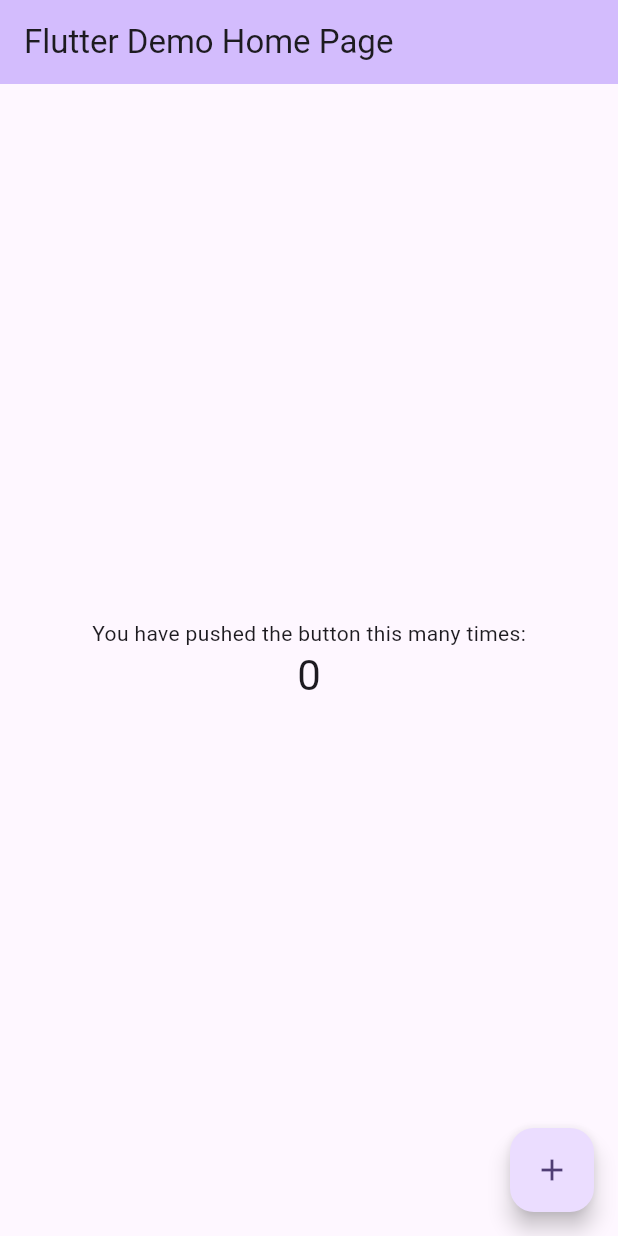
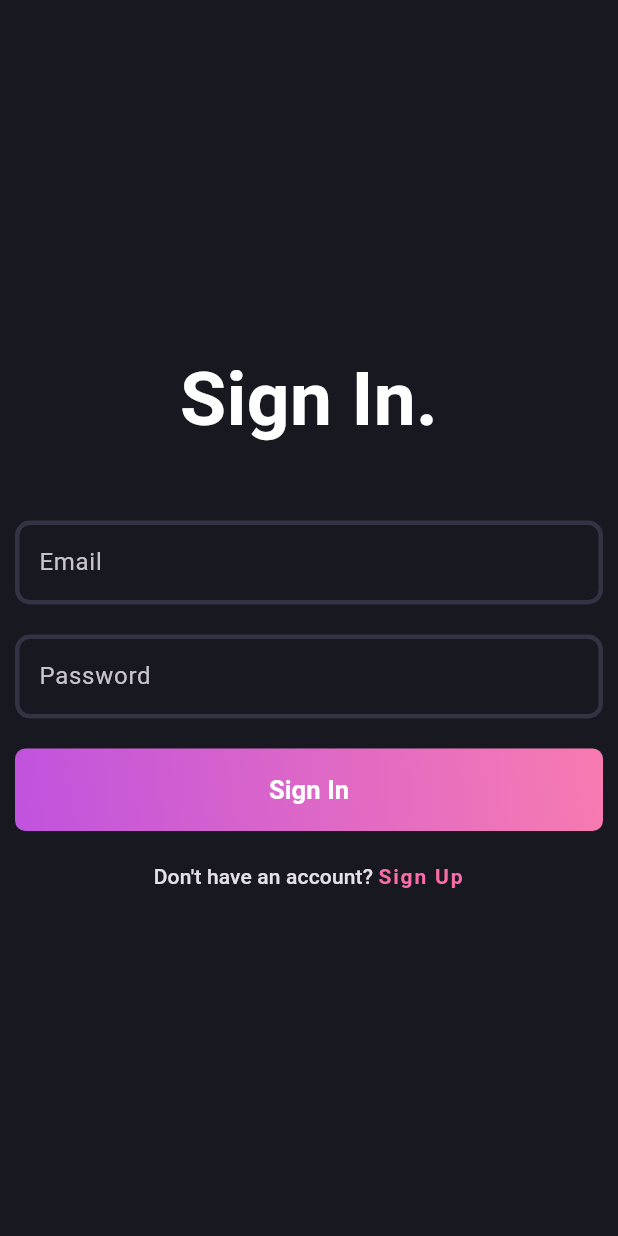
Before and after one commit to Vivek-04022001/blog_app, a Flutter app: the screen it shows after launch, on a phone screen of 412 x 824 dp. Run offline on Flutter 3.47's test engine with Material 3 defaults, Android fonts, the phone set to English and light mode, and no system bars.

Commit message:
login and sign up screen created (representation layer)

```diff
--- /dev/null
+++ b/lib/core/theme/app_pallete.dart
@@ -0,0 +1,13 @@
+import 'package:flutter/material.dart';
+
+class AppPallete {
+  static const Color backgroundColor = Color.fromRGBO(24, 24, 32, 1);
+  static const Color gradient1 = Color.fromRGBO(187, 63, 221, 1);
+  static const Color gradient2 = Color.fromRGBO(251, 109, 169, 1);
+  static const Color gradient3 = Color.fromRGBO(255, 159, 124, 1);
+  static const Color borderColor = Color.fromRGBO(52, 51, 67, 1);
+  static const Color whiteColor = Colors.white;
+  static const Color greyColor = Colors.grey;
+  static const Color errorColor = Colors.redAccent;
+  static const Color transparentColor = Colors.transparent;
+}
--- /dev/null
+++ b/lib/core/theme/theme.dart
@@ -0,0 +1,24 @@
+import 'package:blog_app/core/theme/app_pallete.dart';
+import 'package:flutter/material.dart';
+
+class AppTheme {
+  static _border({Color color = AppPallete.borderColor}) => OutlineInputBorder(
+    borderRadius: BorderRadius.circular(10),
+    borderSide: BorderSide(color: color, width: 3),
+  );
+  static final darkThemeMode = ThemeData.dark().copyWith(
+    scaffoldBackgroundColor: AppPallete.backgroundColor,
+    appBarTheme: AppBarTheme(
+      backgroundColor: AppPallete.backgroundColor,
+
+      elevation: 0,
+    ),
+    textSelectionTheme: const TextSelectionThemeData(
+      cursorColor: AppPallete.whiteColor,
+    ),
+    inputDecorationTheme: InputDecorationTheme(
+      enabledBorder: _border(),
+      focusedBorder: _border(color: AppPallete.gradient2),
+    ),
+  );
+}
--- /dev/null
+++ b/lib/features/auth/presentation/pages/login_page.dart
@@ -0,0 +1,81 @@
+import 'package:blog_app/core/theme/app_pallete.dart';
+import 'package:blog_app/features/auth/presentation/pages/signup_page.dart';
+import 'package:blog_app/features/auth/presentation/widgets/auth_field.dart';
+import 'package:blog_app/features/auth/presentation/widgets/auth_gradient_button.dart';
+import 'package:flutter/material.dart';
+
+class LoginPage extends StatefulWidget {
+  static route() => MaterialPageRoute(builder: (context) => LoginPage());
+  const LoginPage({super.key});
+
+  @override
+  State<LoginPage> createState() => _LoginPageState();
+}
+
+class _LoginPageState extends State<LoginPage> {
+  final GlobalKey<FormState> _formKey = GlobalKey<FormState>();
+  final TextEditingController _emailController = TextEditingController();
+  final TextEditingController _passwordController = TextEditingController();
+
+  final bool _isObscureText = true;
+
+  @override
+  void dispose() {
+    _emailController.dispose();
+    _passwordController.dispose();
+    super.dispose();
+  }
+
+  @override
+  Widget build(BuildContext context) {
+    return Scaffold(
+      body: Padding(
+        padding: const EdgeInsets.all(10.0),
+        child: Form(
+          key: _formKey,
+          child: Column(
+            spacing: 20,
+            mainAxisAlignment: MainAxisAlignment.center,
+            children: [
+              Text(
+                'Sign In.',
+                style: TextStyle(
+                  fontWeight: FontWeight.bold,
+                  fontSize: 50,
+                  color: Colors.white,
+                ),
+              ),
+              SizedBox(height: 5),
+              AuthField(hintText: 'Email', controller: _emailController),
+              AuthField(
+                hintText: 'Password',
+                controller: _passwordController,
+                isObscureText: _isObscureText,
+              ),
+              AuthGradientButton(buttonText: 'Sign In'),
+              GestureDetector(
+                onTap: () => Navigator.push(context, SignupPage.route()),
+                child: RichText(
+                  text: TextSpan(
+                    text: 'Don\'t have an account? ',
+                    style: Theme.of(context).textTheme.titleSmall,
+                    children: [
+                      TextSpan(
+                        text: 'Sign Up',
+                        style: Theme.of(context).textTheme.titleSmall?.copyWith(
+                          color: AppPallete.gradient2,
+                          fontWeight: FontWeight.bold,
+                          letterSpacing: 1.23,
+                        ),
+                      ),
+                    ],
+                  ),
+                ),
+              ),
+            ],
+          ),
+        ),
+      ),
+    );
+  }
+}
--- /dev/null
+++ b/lib/features/auth/presentation/widgets/auth_field.dart
@@ -0,0 +1,28 @@
+import 'package:flutter/material.dart';
+
+class AuthField extends StatelessWidget {
+  final String hintText;
+  final TextEditingController controller;
+  final bool isObscureText;
+  const AuthField({
+    super.key,
+    required this.hintText,
+    required this.controller,
+    this.isObscureText = false,
+  });
+
+  @override
+  Widget build(BuildContext context) {
+    return TextFormField(
+      controller: controller,
+      decoration: InputDecoration(hintText: hintText),
+      validator: (value) {
+        if (value!.isEmpty) {
+          return "$hintText is missing!";
+        }
+        return null;
+      },
+      obscureText: isObscureText,
+    );
+  }
+}
--- /dev/null
+++ b/lib/features/auth/presentation/widgets/auth_gradient_button.dart
@@ -0,0 +1,38 @@
+import 'package:blog_app/core/theme/app_pallete.dart';
+import 'package:flutter/material.dart';
+
+class AuthGradientButton extends StatelessWidget {
+  final String buttonText;
+  const AuthGradientButton({super.key, required this.buttonText});
+
+  @override
+  Widget build(BuildContext context) {
+    return Container(
+      decoration: BoxDecoration(
+        gradient: LinearGradient(
+          colors: [AppPallete.gradient1, AppPallete.gradient2],
+          begin: Alignment.bottomLeft,
+          end: Alignment.topRight,
+        ),
+        borderRadius: BorderRadius.circular(7),
+      ),
+      child: ElevatedButton(
+        onPressed: null,
+        style: ElevatedButton.styleFrom(
+          fixedSize: Size(395, 55),
+          backgroundColor: AppPallete.transparentColor,
+          shadowColor: AppPallete.transparentColor,
+          shape: RoundedRectangleBorder(borderRadius: BorderRadius.circular(7)),
+        ),
+        child: Text(
+          buttonText,
+          style: TextStyle(
+            fontSize: 17,
+            fontWeight: FontWeight.w600,
+            color: AppPallete.whiteColor,
+          ),
+        ),
+      ),
+    );
+  }
+}
--- a/lib/main.dart
+++ b/lib/main.dart
@@ -1,3 +1,6 @@
+import 'package:blog_app/core/theme/theme.dart';
+import 'package:blog_app/features/auth/presentation/pages/login_page.dart';
+import 'package:blog_app/features/auth/presentation/pages/signup_page.dart';
 import 'package:flutter/material.dart';
 
 void main() {
@@ -11,112 +14,10 @@ class MyApp extends StatelessWidget {
   @override
   Widget build(BuildContext context) {
     return MaterialApp(
+      debugShowCheckedModeBanner: false,
       title: 'Flutter Demo',
-      theme: ThemeData(
-        // This is the theme of your application.
-        //
-        // TRY THIS: Try running your application with "flutter run". You'll see
-        // the application has a purple toolbar. Then, without quitting the app,
-        // try changing the seedColor in the colorScheme below to Colors.green
-        // and then invoke "hot reload" (save your changes or press the "hot
-        // reload" button in a Flutter-supported IDE, or press "r" if you used
-        // the command line to start the app).
-        //
-        // Notice that the counter didn't reset back to zero; the application
-        // state is not lost during the reload. To reset the state, use hot
-        // restart instead.
-        //
-        // This works for code too, not just values: Most code changes can be
-        // tested with just a hot reload.
-        colorScheme: ColorScheme.fromSeed(seedColor: Colors.deepPurple),
-      ),
-      home: const MyHomePage(title: 'Flutter Demo Home Page'),
+      theme: AppTheme.darkThemeMode,
+      home: LoginPage(),
     );
   }
 }
-
-class MyHomePage extends StatefulWidget {
-  const MyHomePage({super.key, required this.title});
-
-  // This widget is the home page of your application. It is stateful, meaning
-  // that it has a State object (defined below) that contains fields that affect
-  // how it looks.
-
-  // This class is the configuration for the state. It holds the values (in this
-  // case the title) provided by the parent (in this case the App widget) and
-  // used by the build method of the State. Fields in a Widget subclass are
-  // always marked "final".
-
-  final String title;
-
-  @override
-  State<MyHomePage> createState() => _MyHomePageState();
-}
-
-class _MyHomePageState extends State<MyHomePage> {
-  int _counter = 0;
-
-  void _incrementCounter() {
-    setState(() {
-      // This call to setState tells the Flutter framework that something has
-      // changed in this State, which causes it to rerun the build method below
-      // so that the display can reflect the updated values. If we changed
-      // _counter without calling setState(), then the build method would not be
-      // called again, and so nothing would appear to happen.
-      _counter++;
-    });
-  }
-
-  @override
-  Widget build(BuildContext context) {
-    // This method is rerun every time setState is called, for instance as done
-    // by the _incrementCounter method above.
-    //
-    // The Flutter framework has been optimized to make rerunning build methods
-    // fast, so that you can just rebuild anything that needs updating rather
-    // than having to individually change instances of widgets.
-    return Scaffold(
-      appBar: AppBar(
-        // TRY THIS: Try changing the color here to a specific color (to
-        // Colors.amber, perhaps?) and trigger a hot reload to see the AppBar
-        // change color while the other colors stay the same.
-        backgroundColor: Theme.of(context).colorScheme.inversePrimary,
-        // Here we take the value from the MyHomePage object that was created by
-        // the App.build method, and use it to set our appbar title.
-        title: Text(widget.title),
-      ),
-      body: Center(
-        // Center is a layout widget. It takes a single child and positions it
-        // in the middle of the parent.
-        child: Column(
-          // Column is also a layout widget. It takes a list of children and
-          // arranges them vertically. By default, it sizes itself to fit its
-          // children horizontally, and tries to be as tall as its parent.
-          //
-          // Column has various properties to control how it sizes itself and
-          // how it positions its children. Here we use mainAxisAlignment to
-          // center the children vertically; the main axis here is the vertical
-          // axis because Columns are vertical (the cross axis would be
-          // horizontal).
-          //
-          // TRY THIS: Invoke "debug painting" (choose the "Toggle Debug Paint"
-          // action in the IDE, or press "p" in the console), to see the
-          // wireframe for each widget.
-          mainAxisAlignment: MainAxisAlignment.center,
-          children: <Widget>[
-            const Text('You have pushed the button this many times:'),
-            Text(
-              '$_counter',
-              style: Theme.of(context).textTheme.headlineMedium,
-            ),
-          ],
-        ),
-      ),
-      floatingActionButton: FloatingActionButton(
-        onPressed: _incrementCounter,
-        tooltip: 'Increment',
-        child: const Icon(Icons.add),
-      ), // This trailing comma makes auto-formatting nicer for build methods.
-    );
-  }
-}
```
Also changed, not shown: lib/features/auth/presentation/pages/signup_page.dart (added, +85 -0 lines).
